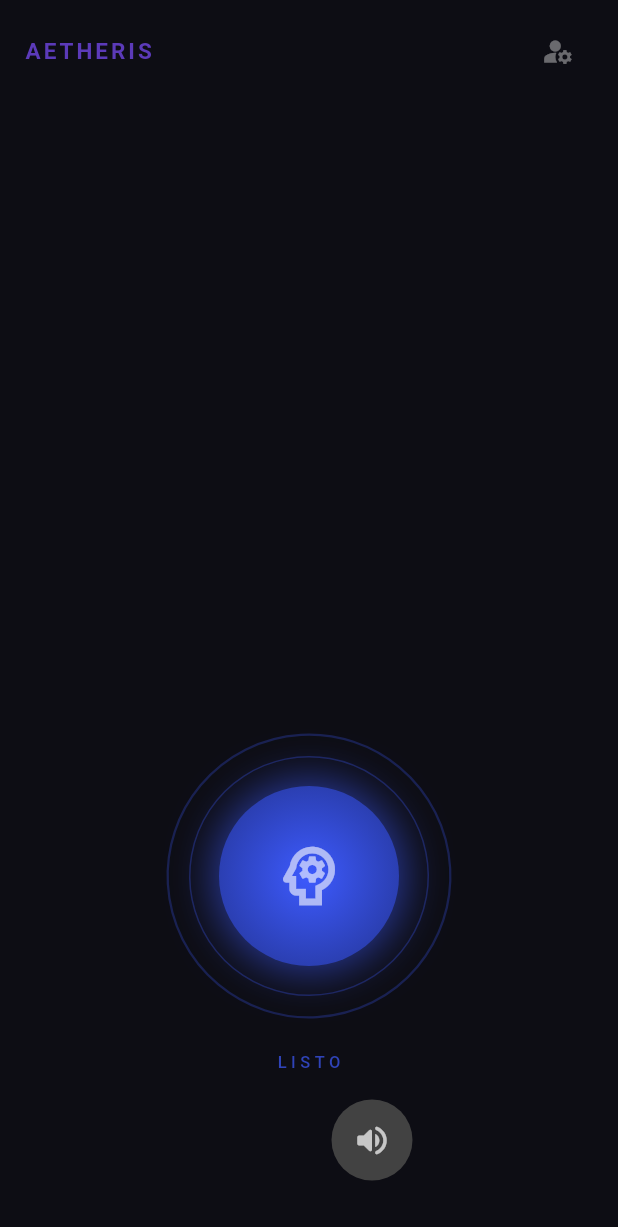
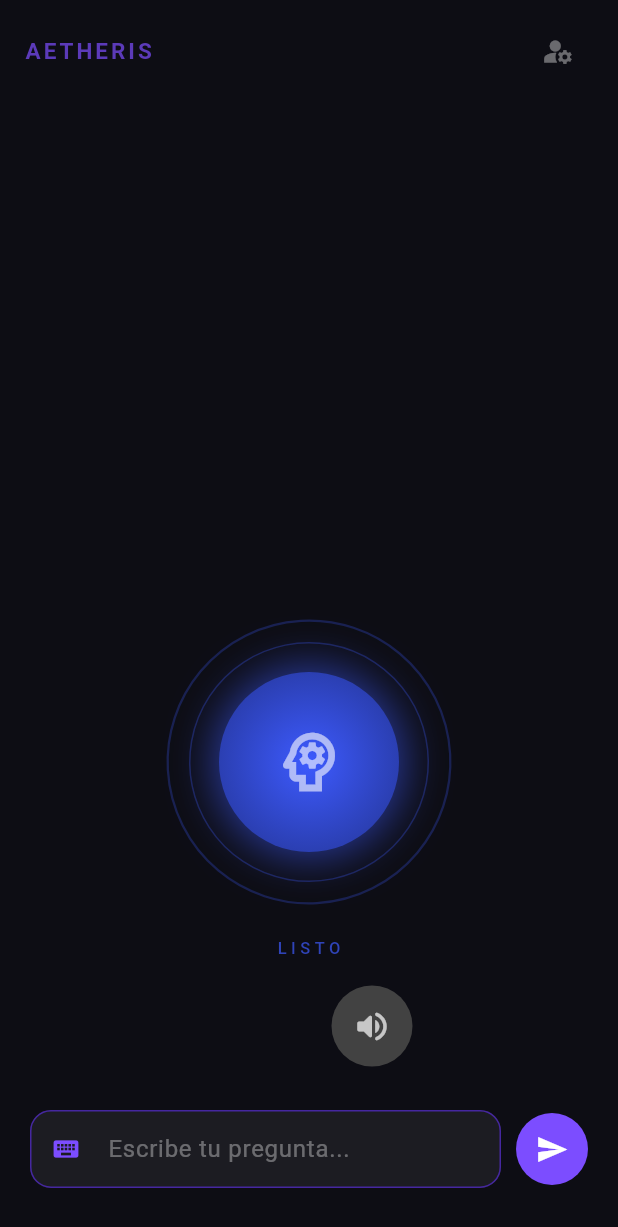
Before and after one commit to wadvance/Nexa, a Flutter app: the screen it shows after launch, after a tap on "INICIAR", on a phone screen of 412 x 824 dp. Shown: the top 1227 px of the screen. Run offline on Flutter 3.47's test engine with Material 3 defaults, Android fonts, the phone set to English and light mode, and no system bars; our stand-ins replace cloud_firestore, firebase_auth, firebase_core, flutter_dotenv, flutter_local_notifications, flutter_tts and 4 more; missing offline and left inert: dart:js_interop; accounts and stored records are empty; network calls fail.

Commit message:
feat: add text input fallback to home screen for when STT doesn't work

```diff
--- a/lib/presentation/screens/home/home_screen.dart
+++ b/lib/presentation/screens/home/home_screen.dart
@@ -21,6 +21,7 @@ class _HomeScreenState extends State<HomeScreen>
 
   final AetherisVoice _voice    = AetherisVoice.instance;
   final VoiceCommands _commands = VoiceCommands();
+  final TextEditingController _textCtrl = TextEditingController();
 
   bool   _busy       = false;
   bool   _started    = false;
@@ -55,6 +56,7 @@ class _HomeScreenState extends State<HomeScreen>
     _pulse.dispose();
     _voiceState.dispose();
     _unauthorizedWarning.dispose();
+    _textCtrl.dispose();
     _voice.stop();
     super.dispose();
   }
@@ -848,6 +850,52 @@ class _HomeScreenState extends State<HomeScreen>
                   ),
                 ]),
 
+                // ── Campo de texto (fallback cuando STT no funciona) ──
+                Padding(
+                  padding: const EdgeInsets.fromLTRB(20, 24, 20, 0),
+                  child: Row(children: [
+                    Expanded(
+                      child: TextField(
+                        controller: _textCtrl,
+                        style: const TextStyle(color: Colors.white),
+                        decoration: InputDecoration(
+                          hintText: 'Escribe tu pregunta...',
+                          hintStyle: TextStyle(color: Colors.white.withValues(alpha: 0.35)),
+                          prefixIcon: const Icon(Icons.keyboard, color: Colors.deepPurpleAccent, size: 20),
+                          filled: true,
+                          fillColor: Colors.white.withValues(alpha: 0.06),
+                          border: OutlineInputBorder(
+                            borderRadius: BorderRadius.circular(14),
+                            borderSide: BorderSide(color: Colors.deepPurple.shade800),
+                          ),
+                          enabledBorder: OutlineInputBorder(
+                            borderRadius: BorderRadius.circular(14),
+                            borderSide: BorderSide(color: Colors.deepPurple.shade800),
+                          ),
+                          focusedBorder: OutlineInputBorder(
+                            borderRadius: BorderRadius.circular(14),
+                            borderSide: const BorderSide(color: Colors.deepPurpleAccent, width: 1.5),
+                          ),
+                          contentPadding: const EdgeInsets.symmetric(horizontal: 16, vertical: 14),
+                        ),
+                        onSubmitted: (_) => _sendText(),
+                      ),
+                    ),
+                    const SizedBox(width: 10),
+                    GestureDetector(
+                      onTap: _sendText,
+                      child: Container(
+                        width: 48, height: 48,
+                        decoration: const BoxDecoration(
+                          color: Colors.deepPurpleAccent,
+                          shape: BoxShape.circle,
+                        ),
+                        child: const Icon(Icons.send, color: Colors.white, size: 22),
+                      ),
+                    ),
+                  ]),
+                ),
+
               ]),
             );
           },
@@ -857,7 +905,14 @@ class _HomeScreenState extends State<HomeScreen>
     );
   }
 
-  // ── Historial ─────────────────────────────────────────────────────────────
+  // ── Enviar texto ─────────────────────────────────────────────────────────
+
+  void _sendText() {
+    final texto = _textCtrl.text.trim();
+    if (texto.isEmpty || _busy) return;
+    _textCtrl.clear();
+    _processAndRespond(texto);
+  }
 
   Widget _buildHistory() {
     return SafeArea(
```
